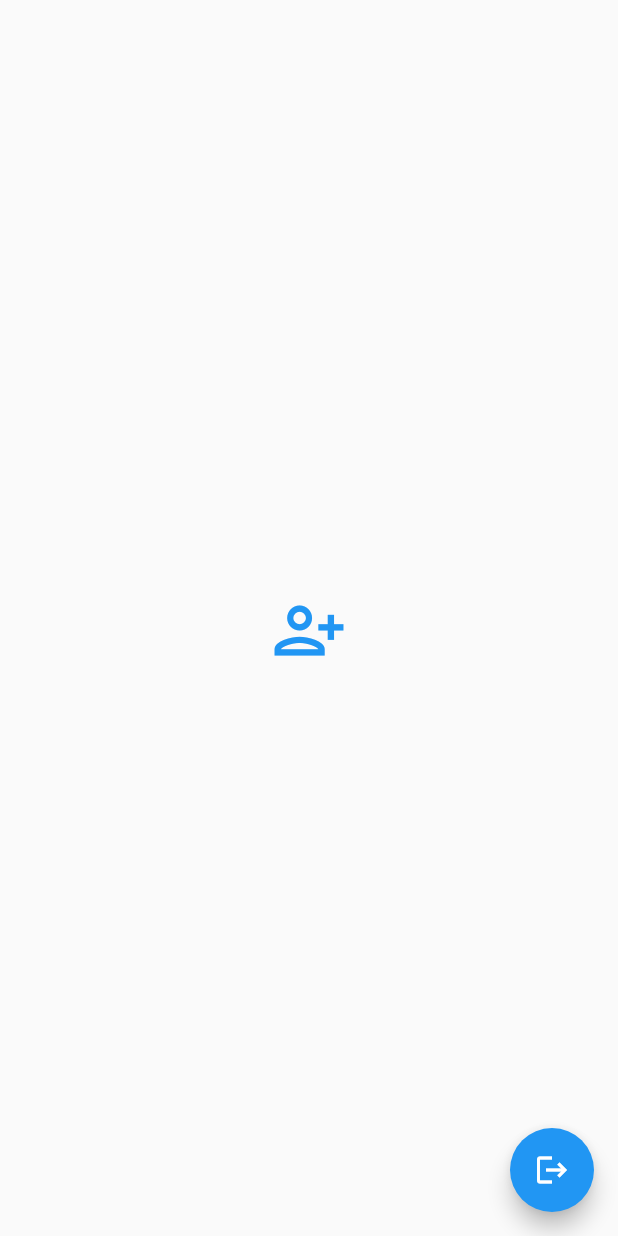
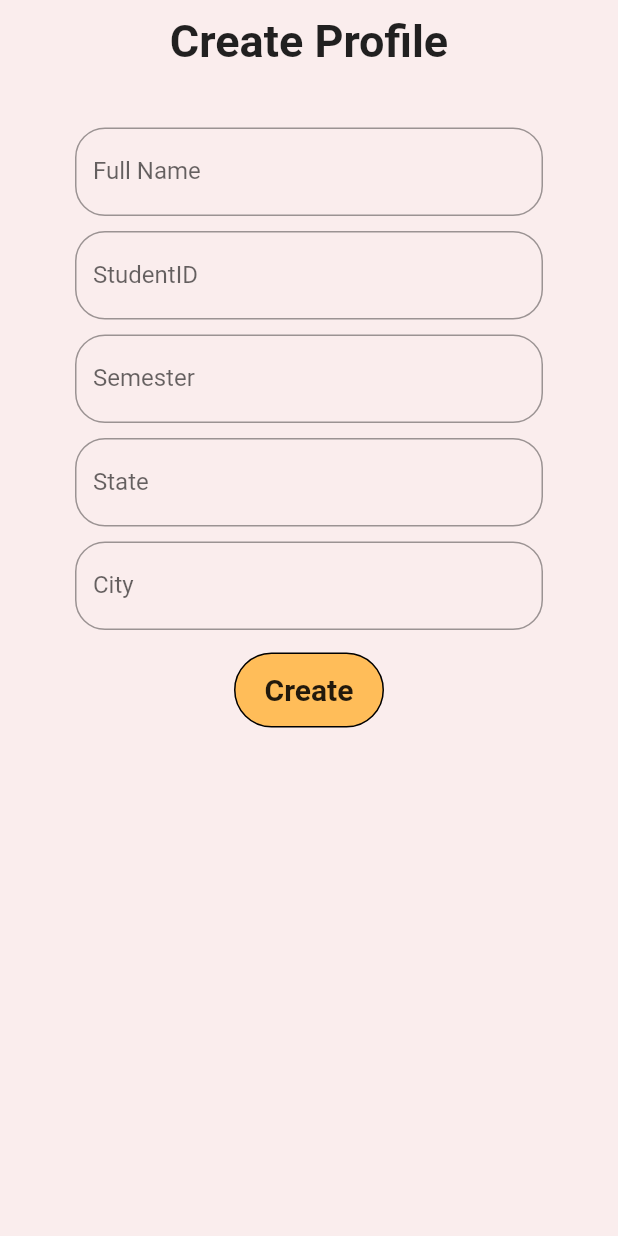
Before and after one commit to Vishwakarma-abhi/Internship-Training, a Flutter app: the HomeScreen screen opened directly, after a tap on the "person add alt" icon, on a phone screen of 412 x 824 dp. Run offline on Flutter 3.47's test engine with Material 2 defaults, Android fonts, the phone set to English and light mode, and no system bars; our stand-ins replace firebase_auth, firebase_core, firebase_database, get, pinput; accounts and stored records are empty; statements that could not run were skipped.

Commit message:
cv_screen added

```diff
--- a/task1/lib/main.dart
+++ b/task1/lib/main.dart
@@ -4,8 +4,6 @@ import 'package:flutter/material.dart';
 import 'package:get/get.dart';
 import 'package:task1/views/home_Screen.dart';
 import 'package:task1/views/login_screen.dart';
-
-import 'package:task1/controllers/login_controllers.dart';
 
 void main() async {
   WidgetsFlutterBinding.ensureInitialized();
@@ -15,7 +13,7 @@ void main() async {
 
 class MyApp extends StatelessWidget {
   // This widget is the root of your application.
-  final loginController = Get.put(LoginController());
+
   @override
   Widget build(BuildContext context) {
     return GetMaterialApp(
--- /dev/null
+++ b/task1/lib/views/cv_Screen.dart
@@ -0,0 +1,155 @@
+import 'package:firebase_database/firebase_database.dart';
+import 'package:flutter/material.dart';
+import 'package:task1/views/home_Screen.dart';
+import 'package:task1/views/viewprofile.dart';
+
+class my_profile extends StatefulWidget {
+  const my_profile({Key? key}) : super(key: key);
+
+  @override
+  State<my_profile> createState() => _my_profileState();
+}
+
+class _my_profileState extends State<my_profile> {
+  bool isprofile = false;
+
+  final fullname = TextEditingController();
+  final studentID = TextEditingController();
+  final semester = TextEditingController();
+  final state = TextEditingController();
+  final city = TextEditingController();
+
+  //Database reference varaible and functions
+  late DatabaseReference dbRef;
+
+  get math => null;
+  Query dbQuery = FirebaseDatabase.instance.reference().child('Resume');
+  DatabaseReference reference =
+      FirebaseDatabase.instance.reference().child('Resume');
+  @override
+  void initState() {
+    super.initState();
+    //creating Student Table in Firebase Realtime Database
+    dbRef = FirebaseDatabase.instance.reference().child('Resume');
+  }
+
+  @override
+  Widget build(BuildContext context) {
+    return Scaffold(
+        backgroundColor: Color(0xFFFAEDED),
+        body: SingleChildScrollView(
+          child: Column(children: [
+            Column(
+              children: [
+                SizedBox(
+                  height: 10,
+                ),
+                SizedBox(
+                  height: 60,
+                  child: Text(
+                    'Create Profile',
+                    style: TextStyle(fontSize: 30, fontWeight: FontWeight.bold),
+                  ),
+                ),
+                SizedBox(
+                  height: 15,
+                ),
+                Padding(
+                  padding: const EdgeInsets.fromLTRB(50, 0, 50, 0),
+                  child: TextField(
+                    controller: fullname,
+                    keyboardType: TextInputType.text,
+                    decoration: InputDecoration(
+                        border: OutlineInputBorder(
+                            borderRadius: BorderRadius.circular(20)),
+                        labelText: 'Full Name',
+                        hintText: 'Enter Your Name'),
+                  ),
+                ),
+                Padding(
+                  padding: const EdgeInsets.fromLTRB(50, 10, 50, 0),
+                  child: TextField(
+                    controller: studentID,
+                    keyboardType: TextInputType.text,
+                    decoration: InputDecoration(
+                        border: OutlineInputBorder(
+                            borderRadius: BorderRadius.circular(20)),
+                        labelText: 'StudentID',
+                        hintText: 'Enter your Student ID'),
+                  ),
+                ),
+                Padding(
+                  padding: const EdgeInsets.fromLTRB(50, 10, 50, 0),
+                  child: TextField(
+                    controller: semester,
+                    keyboardType: TextInputType.text,
+                    decoration: InputDecoration(
+                        border: OutlineInputBorder(
+                            borderRadius: BorderRadius.circular(20)),
+                        labelText: 'Semester',
+                        hintText: 'Enter your Semester'),
+                  ),
+                ),
+                Padding(
+                  padding: const EdgeInsets.fromLTRB(50, 10, 50, 0),
+                  child: TextField(
+                    controller: state,
+                    keyboardType: TextInputType.text,
+                    decoration: InputDecoration(
+                        border: OutlineInputBorder(
+                            borderRadius: BorderRadius.circular(20)),
+                        labelText: 'State',
+                        hintText: 'Enter your State'),
+                  ),
+                ),
+                Padding(
+                  padding: const EdgeInsets.fromLTRB(50, 10, 50, 0),
+                  child: TextField(
+                    controller: city,
+                    keyboardType: TextInputType.text,
+                    decoration: InputDecoration(
+                        border: OutlineInputBorder(
+                            borderRadius: BorderRadius.circular(20)),
+                        labelText: 'City',
+                        hintText: 'Enter your City'),
+                  ),
+                ),
+                SizedBox(
+                  height: 15,
+                ),
+                GestureDetector(
+                  onTap: () {
+                    Map<String, String> students = {
+                      'fullname': fullname.text,
+                      'Student ID': studentID.text,
+                      'Semester': semester.text,
+                      'State': state.text,
+                      'City': state.text,
+                    };
+
+                    dbRef.push().set(students);
+
+                    Navigator.push(context,
+                        MaterialPageRoute(builder: ((context) => myprofile())));
+                  },
+                  child: Container(
+                    child: Center(
+                        child: Text(
+                      'Create',
+                      style:
+                          TextStyle(fontSize: 20, fontWeight: FontWeight.bold),
+                    )),
+                    height: 50,
+                    width: 100,
+                    decoration: BoxDecoration(
+                        color: Color(0xFFFFBD59),
+                        borderRadius: BorderRadius.circular(30),
+                        border: Border.all(color: Colors.black)),
+                  ),
+                )
+              ],
+            ),
+          ]),
+        ));
+  }
+}
--- a/task1/lib/views/home_Screen.dart
+++ b/task1/lib/views/home_Screen.dart
@@ -1,13 +1,13 @@
 import 'package:firebase_auth/firebase_auth.dart';
 import 'package:flutter/material.dart';
 import 'package:get/get.dart';
-import 'package:task1/controllers/login_controllers.dart';
+import 'package:task1/views/cv_Screen.dart';
+import 'package:firebase_core/firebase_core.dart';
 import 'package:task1/views/login_screen.dart';
 
 // import 'profile_view.dart';
 
 class HomeScreen extends StatelessWidget {
-  final LoginController loginController = Get.find();
   final auth = FirebaseAuth.instance;
 
   @override
@@ -18,10 +18,9 @@ class HomeScreen extends StatelessWidget {
         mainAxisAlignment: MainAxisAlignment.center,
         crossAxisAlignment: CrossAxisAlignment.center,
         children: [
-          Text(loginController.authStatus()),
           TextButton(
               onPressed: () {
-                // Get.to(ProfileView());
+                Get.to(my_profile());
               },
               child: Icon(
                 Icons.person_add_alt,
--- a/task1/pubspec.yaml
+++ b/task1/pubspec.yaml
@@ -18,7 +18,7 @@ publish_to: "none" # Remove this line if you wish to publish to pub.dev
 version: 1.0.0+1
 
 environment:
-  sdk: ">=2.17.3 <3.0.0"
+  sdk: ">=2.12.0 <3.0.0"
 
 # Dependencies specify other packages that your package needs in order to work.
 # To automatically upgrade your package dependencies to the latest versions
@@ -36,6 +36,8 @@ dependencies:
   firebase_core: ^0.7.0
   firebase_auth: ^0.20.0+1
   get: ^4.1.4
+  firebase_database: ^6.0.0
+  pinput: ^2.2.16
 
 dev_dependencies:
   flutter_test:
```
Also changed, not shown: task1/lib/controllers/login_controllers.dart (deleted, +0 -60 lines), task1/lib/views/login_screen.dart (+35 -22 lines), task1/lib/views/otp_Screen.dart (+44 -16 lines), task1/lib/views/viewprofile.dart (added, +193 -0 lines), task1/pubspec.lock, 7 other files.
